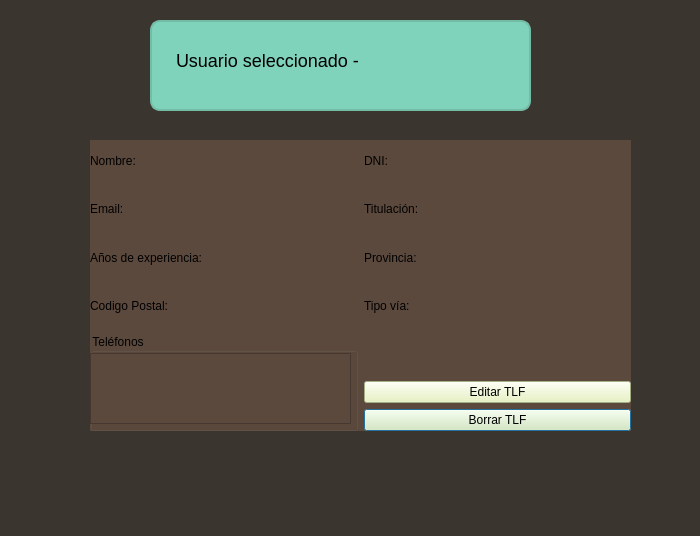
The window that inspeccionar.ui (julinavas14/trabajo_programacion_sql) describes before a commit, drawn with Qt 5.
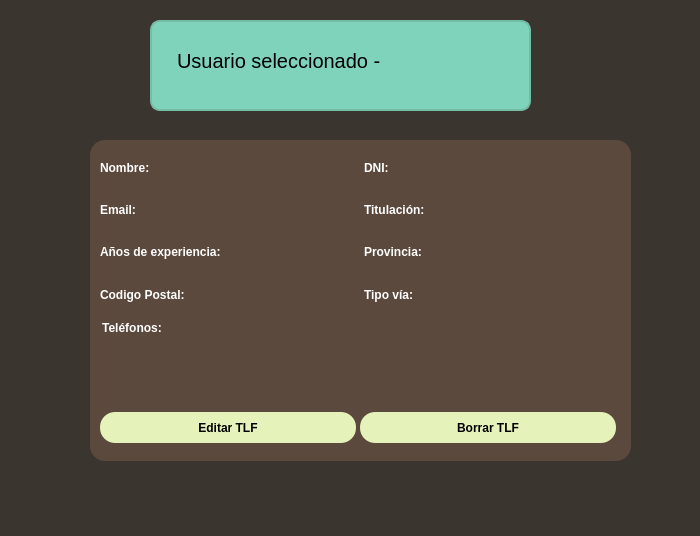
The same window after the commit.

```diff
--- a/inspeccionar.ui
+++ b/inspeccionar.ui
@@ -22,11 +22,15 @@
      <x>90</x>
      <y>140</y>
      <width>541</width>
-     <height>291</height>
+     <height>321</height>
     </rect>
    </property>
    <property name="styleSheet">
-    <string notr="true">background-color: #5c493d;</string>
+    <string notr="true">font-family: 'Tahoma';
+background-color: #5c493d;
+border-radius: 15px;
+color:white;
+font-weight: bold;</string>
    </property>
    <property name="frameShape">
     <enum>QFrame::StyledPanel</enum>
@@ -37,47 +41,29 @@
    <widget class="QWidget" name="gridLayoutWidget">
     <property name="geometry">
      <rect>
-      <x>0</x>
-      <y>0</y>
-      <width>541</width>
-      <height>291</height>
+      <x>10</x>
+      <y>10</y>
+      <width>521</width>
+      <height>241</height>
      </rect>
     </property>
     <layout class="QGridLayout" name="gridins">
      <item row="0" column="0">
       <widget class="QLabel" name="LNombre">
        <property name="styleSheet">
-        <string notr="true">background-color: rgb(92, 73, 61);</string>
+        <string notr="true">background-color: rgb(92, 73, 61);
+color:white;</string>
        </property>
        <property name="text">
         <string>Nombre:</string>
        </property>
       </widget>
      </item>
-     <item row="0" column="1">
-      <widget class="QLabel" name="LDNI">
-       <property name="styleSheet">
-        <string notr="true">background-color: rgb(92, 73, 61);</string>
-       </property>
-       <property name="text">
-        <string>DNI:</string>
-       </property>
-      </widget>
-     </item>
-     <item row="2" column="0">
-      <widget class="QLabel" name="LExp">
-       <property name="styleSheet">
-        <string notr="true">background-color: rgb(92, 73, 61);</string>
-       </property>
-       <property name="text">
-        <string>Años de experiencia:</string>
-       </property>
-      </widget>
-     </item>
      <item row="1" column="0">
       <widget class="QLabel" name="LEmail">
        <property name="styleSheet">
-        <string notr="true">background-color: rgb(92, 73, 61);</string>
+        <string notr="true">color:white;
+background-color: rgb(92, 73, 61);</string>
        </property>
        <property name="text">
         <string>Email:</string>
@@ -87,7 +73,8 @@
      <item row="3" column="1">
       <widget class="QLabel" name="LTV">
        <property name="styleSheet">
-        <string notr="true">background-color: rgb(92, 73, 61);</string>
+        <string notr="true">background-color: rgb(92, 73, 61);
+color: white;</string>
        </property>
        <property name="text">
         <string>Tipo vía:</string>
@@ -104,16 +91,6 @@
        </property>
       </widget>
      </item>
-     <item row="1" column="1">
-      <widget class="QLabel" name="LTitu">
-       <property name="styleSheet">
-        <string notr="true">background-color: rgb(92, 73, 61);</string>
-       </property>
-       <property name="text">
-        <string>Titulación:</string>
-       </property>
-      </widget>
-     </item>
      <item row="2" column="1">
       <widget class="QLabel" name="LProvicia">
        <property name="styleSheet">
@@ -124,30 +101,40 @@
        </property>
       </widget>
      </item>
-     <item row="9" column="1">
-      <widget class="QPushButton" name="btnDeleteTelf">
+     <item row="1" column="1">
+      <widget class="QLabel" name="LTitu">
        <property name="styleSheet">
-        <string notr="true">background-color: rgb(229, 243, 186);</string>
+        <string notr="true">background-color: rgb(92, 73, 61);</string>
        </property>
        <property name="text">
-        <string>Borrar TLF</string>
+        <string>Titulación:</string>
        </property>
       </widget>
      </item>
-     <item row="8" column="1">
-      <widget class="QPushButton" name="btnEditTelf">
+     <item row="2" column="0">
+      <widget class="QLabel" name="LExp">
        <property name="styleSheet">
-        <string notr="true">background-color: rgb(229, 243, 186);</string>
+        <string notr="true">background-color: rgb(92, 73, 61);</string>
        </property>
        <property name="text">
-        <string>Editar TLF</string>
+        <string>Años de experiencia:</string>
        </property>
       </widget>
      </item>
-     <item row="7" column="0" rowspan="3">
+     <item row="0" column="1">
+      <widget class="QLabel" name="LDNI">
+       <property name="styleSheet">
+        <string notr="true">background-color: rgb(92, 73, 61);</string>
+       </property>
+       <property name="text">
+        <string>DNI:</string>
+       </property>
+      </widget>
+     </item>
+     <item row="7" column="0" rowspan="2" colspan="2">
       <widget class="QGroupBox" name="groupBox">
        <property name="title">
-        <string>Teléfonos</string>
+        <string>Teléfonos:</string>
        </property>
        <widget class="QListWidget" name="listTelefonos">
         <property name="geometry">
@@ -172,6 +159,41 @@
      </item>
     </layout>
    </widget>
+   <widget class="QPushButton" name="btnEditTelf">
+    <property name="geometry">
+     <rect>
+      <x>10</x>
+      <y>272</y>
+      <width>256</width>
+      <height>31</height>
+     </rect>
+    </property>
+    <property name="styleSheet">
+     <string notr="true">background-color: rgb(229, 243, 186);
+color: black;</string>
+    </property>
+    <property name="text">
+     <string>Editar TLF</string>
+    </property>
+   </widget>
+   <widget class="QPushButton" name="btnDeleteTelf">
+    <property name="geometry">
+     <rect>
+      <x>270</x>
+      <y>272</y>
+      <width>256</width>
+      <height>31</height>
+     </rect>
+    </property>
+    <property name="styleSheet">
+     <string notr="true">background-color: rgb(229, 243, 186);
+color: black;
+</string>
+    </property>
+    <property name="text">
+     <string>Borrar TLF</string>
+    </property>
+   </widget>
   </widget>
   <widget class="QFrame" name="frame_2">
    <property name="geometry">
@@ -203,7 +225,7 @@
      </rect>
     </property>
     <property name="styleSheet">
-     <string notr="true">font-size: 18px;
+     <string notr="true">font-size: 20px;
 border-color: transparent;</string>
     </property>
     <property name="text">
```
